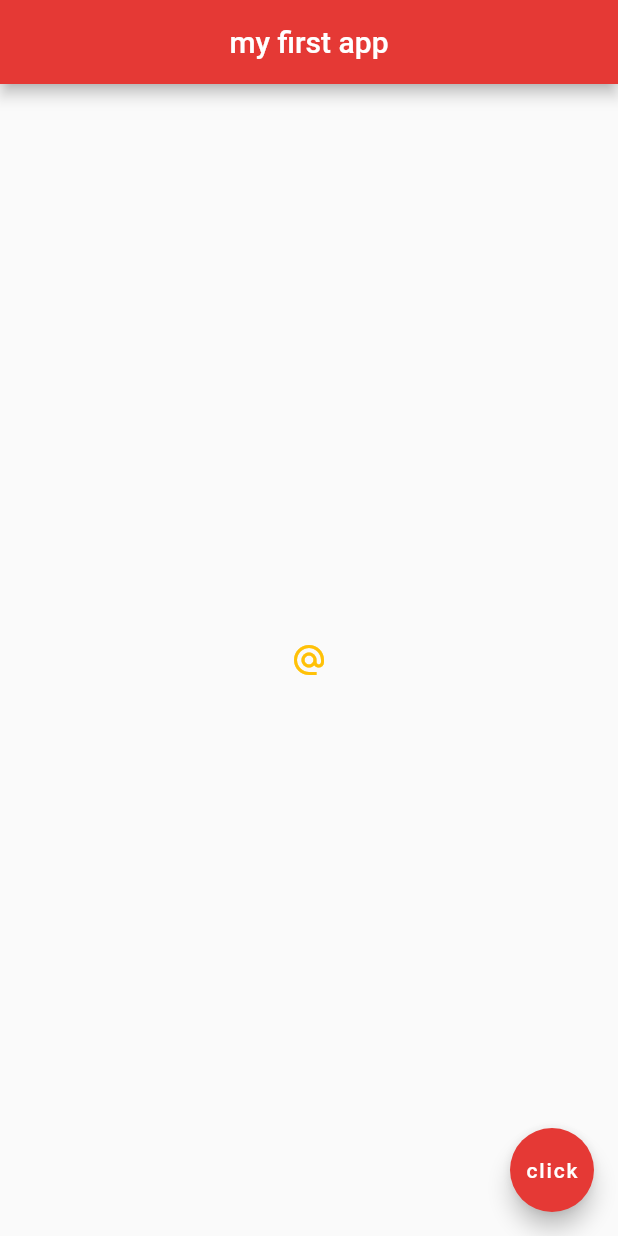
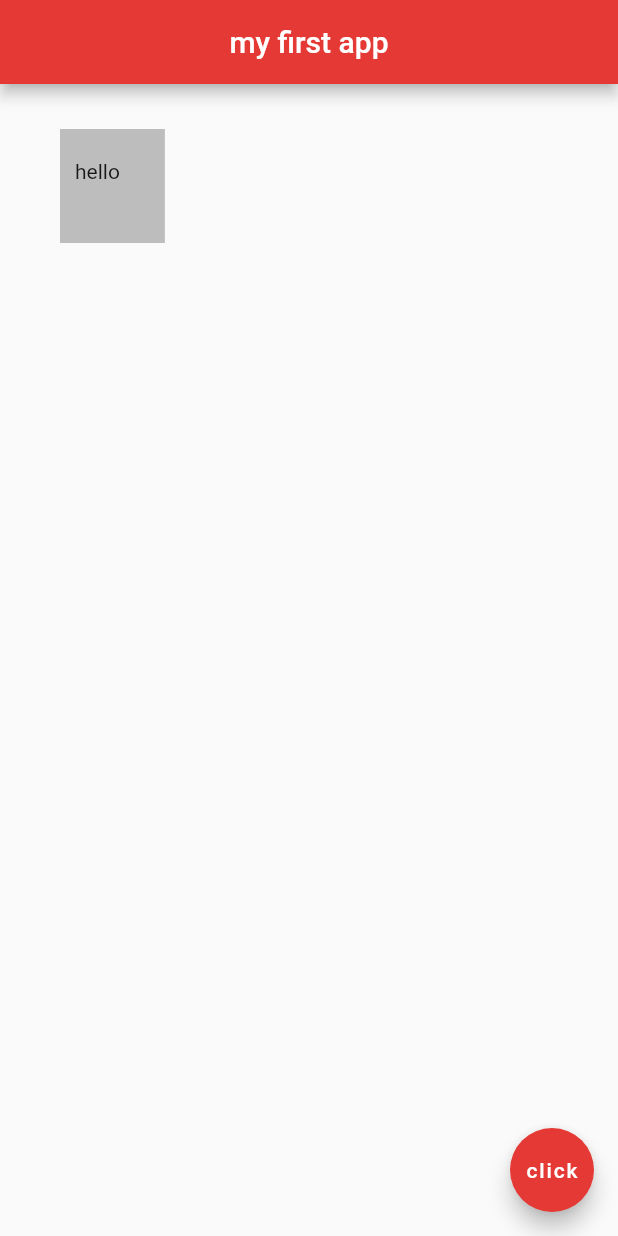
Before and after one commit to DylanMsK/Flutter-Tutorial, a Flutter app: the screen it shows after launch, on a phone screen of 412 x 824 dp. Run offline on Flutter 3.47's test engine with Material 2 defaults, Android fonts, the phone set to English and light mode, and no system bars.

Commit message:
practice Container Widget

```diff
--- a/lib/main.dart
+++ b/lib/main.dart
@@ -13,13 +13,11 @@ class Home extends StatelessWidget {
         centerTitle: true,
         backgroundColor: Colors.red[600],
       ),
-      body: Center(
-        child: IconButton(
-            onPressed: () {
-              print("you clicked me");
-            },
-            icon: Icon(Icons.alternate_email),
-            color: Colors.amber),
+      body: Container(
+        padding: EdgeInsets.fromLTRB(10, 20, 30, 40),
+        margin: EdgeInsets.fromLTRB(40, 30, 20, 41),
+        color: Colors.grey[400],
+        child: Text("hello"),
       ),
       floatingActionButton: FloatingActionButton(
         onPressed: () {},
```
